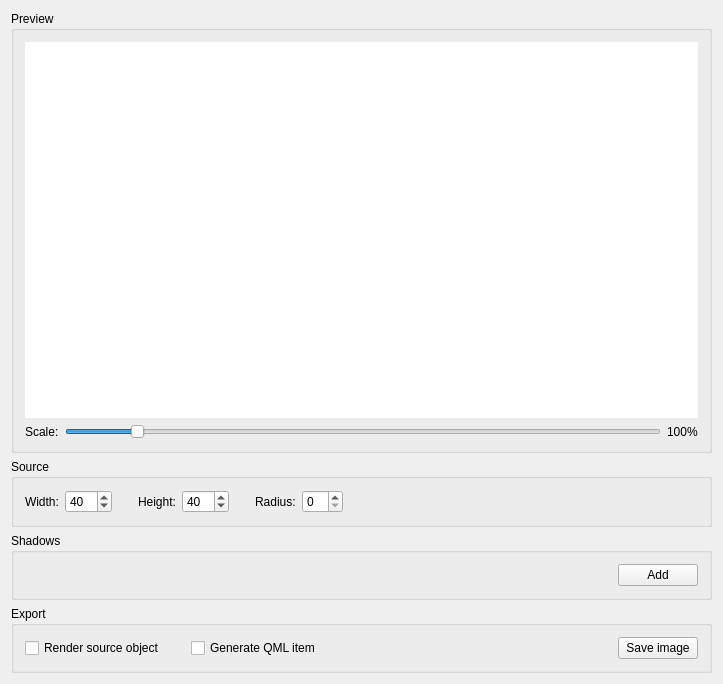
Qt form src/MainWindow.ui (cyberbobs/shadow-image-generator) before a commit.
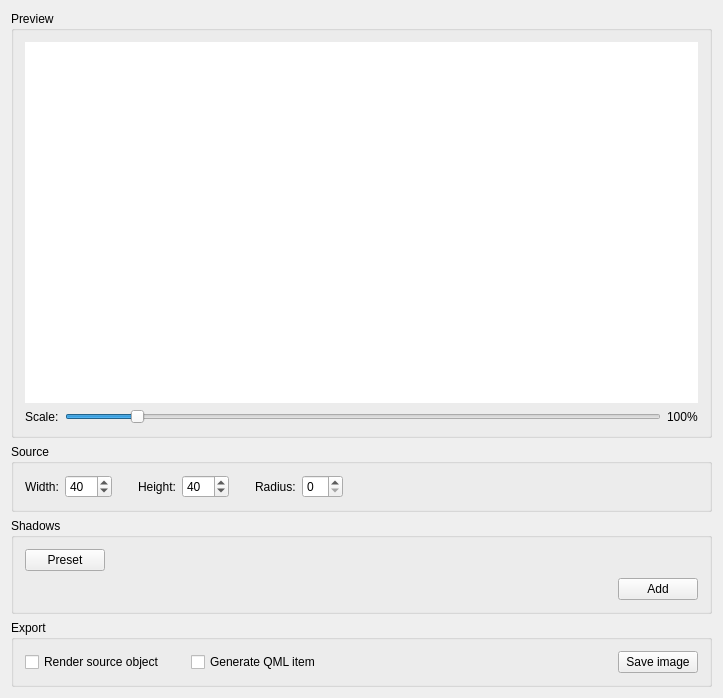
The same form after that commit. Icons and pictures are not drawn.

Commit message: Shadow presets support

```diff
--- a/src/MainWindow.ui
+++ b/src/MainWindow.ui
@@ -7,7 +7,7 @@
     <x>0</x>
     <y>0</y>
     <width>723</width>
-    <height>684</height>
+    <height>698</height>
    </rect>
   </property>
   <property name="windowTitle">
@@ -194,6 +194,43 @@
        <string>Shadows</string>
       </property>
       <layout class="QVBoxLayout" name="verticalLayout_2">
+       <item>
+        <layout class="QHBoxLayout" name="horizontalLayout_5">
+         <item>
+          <widget class="QPushButton" name="loadPresetButton">
+           <property name="text">
+            <string>Preset</string>
+           </property>
+           <property name="icon">
+            <iconset theme="document-import"/>
+           </property>
+          </widget>
+         </item>
+         <item>
+          <widget class="QToolButton" name="addPresetButton">
+           <property name="icon">
+            <iconset theme="list-add"/>
+           </property>
+           <property name="autoRaise">
+            <bool>true</bool>
+           </property>
+          </widget>
+         </item>
+         <item>
+          <spacer name="horizontalSpacer_7">
+           <property name="orientation">
+            <enum>Qt::Horizontal</enum>
+           </property>
+           <property name="sizeHint" stdset="0">
+            <size>
+             <width>40</width>
+             <height>20</height>
+            </size>
+           </property>
+          </spacer>
+         </item>
+        </layout>
+       </item>
        <item>
         <layout class="QHBoxLayout" name="horizontalLayout_2">
          <item>
```
The commit also changes 6 other files.
